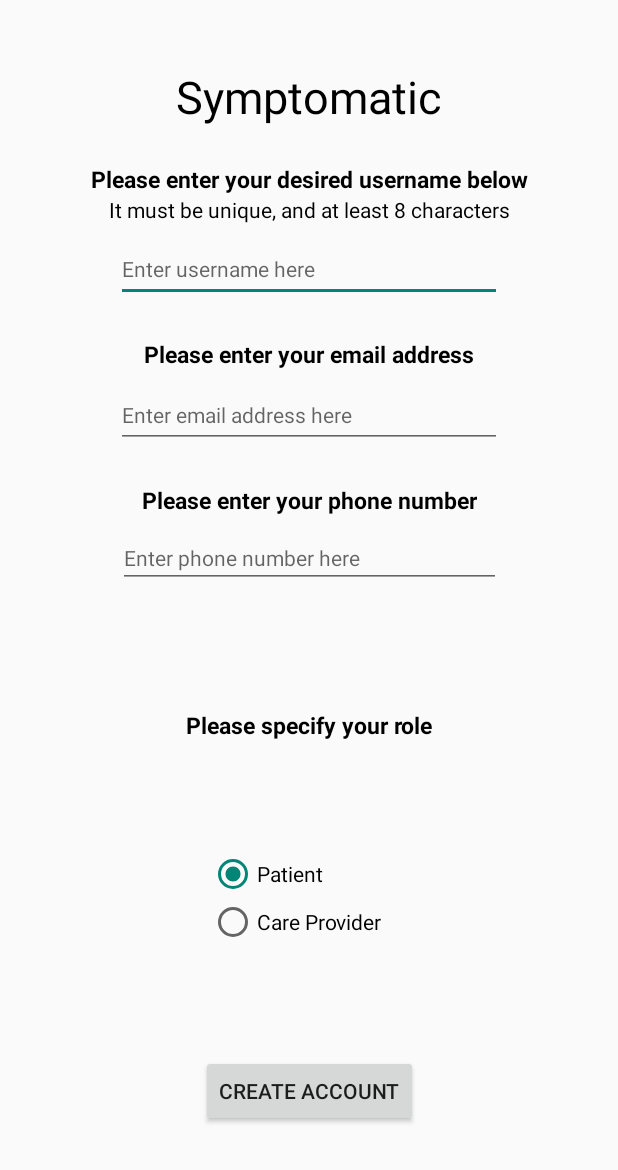
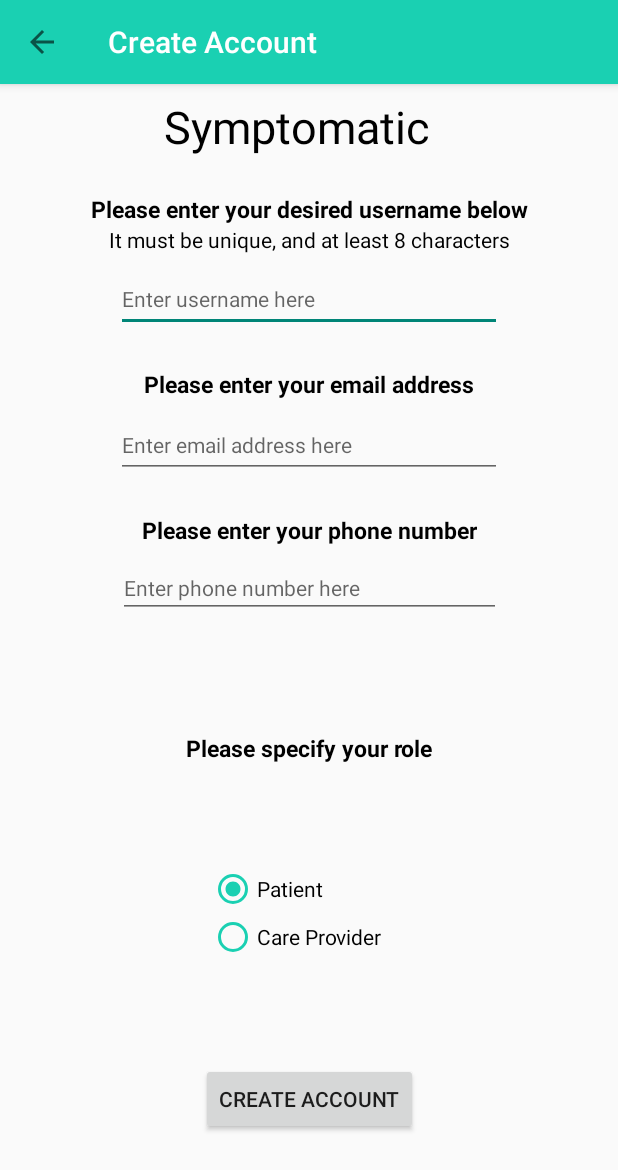
Before and after one commit to CMPUT301F18T23/Symptomatic, an Android app: the createAccount screen opened directly, with no data from a screen before it, on a phone screen of 412 x 824 dp. Shown: the top 1170 px of the screen. Run offline under Robolectric (Android 15) with nearby library versions, the light colour scheme and no system bars.

Commit message:
User can not navigate back to login from create account 	modified:   SymptomaticApp/app/src/main/AndroidManifest.xml 	modified:   SymptomaticApp/app/src/main/java/ca/ualberta/symptomaticapp/createAccount.java 	modified:   SymptomaticApp/app/src/main/res/layout/activity_create_account.xml 	modified:   SymptomaticApp/app/src/main/res/layout/activity_login.xml 	modified:   SymptomaticApp/app/src/main/res/layout/activity_main.xml

```diff
--- a/SymptomaticApp/app/src/main/AndroidManifest.xml
+++ b/SymptomaticApp/app/src/main/AndroidManifest.xml
@@ -35,7 +35,8 @@
         <activity android:name=".Login" />
         <activity
             android:name=".createAccount"
-            android:label="@string/title_activity_create_account" />
+            android:label="@string/title_activity_create_account"
+            android:parentActivityName=".Login"/>
         <activity android:name=".ViewFullProblemActivity" />
         <activity android:name=".EditProblemActivity" />
         <activity android:name=".ViewPatients" />
--- a/SymptomaticApp/app/src/main/java/ca/ualberta/symptomaticapp/createAccount.java
+++ b/SymptomaticApp/app/src/main/java/ca/ualberta/symptomaticapp/createAccount.java
@@ -4,13 +4,17 @@ import android.app.AlertDialog;
 import android.content.Intent;
 import android.os.Bundle;
 import android.app.Activity;
+
+import android.support.v7.app.ActionBar;
+import android.support.v7.app.AppCompatActivity;
+import android.support.v7.widget.Toolbar;
 import android.view.View;
 import android.widget.Button;
 import android.widget.EditText;
 import android.widget.RadioButton;
 import android.widget.Toast;
 
-public class createAccount extends Activity implements View.OnClickListener {
+public class createAccount extends AppCompatActivity implements View.OnClickListener {
 
     EditText username, email, phone;
     Button create_account;
@@ -29,6 +33,17 @@ public class createAccount extends Activity implements View.OnClickListener {
     protected void onCreate(Bundle savedInstanceState) {
         super.onCreate(savedInstanceState);
         setContentView(R.layout.activity_create_account);
+        Toolbar toolbar = findViewById(R.id.createAccount_toolbar);
+        setSupportActionBar(toolbar);
+        getSupportActionBar().setTitle("Create Account");
+
+        // Get a support ActionBar corresponding to this toolbar
+        ActionBar ab = getSupportActionBar();
+
+        // Enable the Up button
+        ab.setDisplayHomeAsUpEnabled(true);
+
+
 
         username = findViewById(R.id.enterUsernameEditText);
         email = findViewById(R.id.enterEmailEditText);
@@ -129,9 +144,6 @@ public class createAccount extends Activity implements View.OnClickListener {
 
 
 
-
-
-
     @Override
     public void onClick(View v){
 
--- a/SymptomaticApp/app/src/main/res/layout/activity_create_account.xml
+++ b/SymptomaticApp/app/src/main/res/layout/activity_create_account.xml
@@ -18,31 +18,46 @@
         tools:layout_editor_absoluteX="15dp"
         tools:layout_editor_absoluteY="1dp">
 
+        <android.support.v7.widget.Toolbar
+            android:id="@+id/createAccount_toolbar"
+            android:layout_width="match_parent"
+            android:layout_height="?attr/actionBarSize"
+            android:background="@color/logoColor"
+            android:elevation="4dp"
+            android:theme="@style/AppTheme"
+            app:popupTheme="@style/ThemeOverlay.AppCompat.Light"
+            app:titleTextColor="@android:color/background_light" />
+
+
         <TextView
             android:id="@+id/SymptomaticTextView"
             android:layout_width="wrap_content"
             android:layout_height="wrap_content"
             android:layout_marginStart="8dp"
             android:layout_marginLeft="8dp"
-            android:layout_marginTop="44dp"
+            android:layout_marginTop="8dp"
             android:layout_marginEnd="8dp"
             android:layout_marginRight="8dp"
+            android:layout_marginBottom="16dp"
             android:text="@string/symptomatic"
             android:textColor="@android:color/black"
             android:textSize="30sp"
+            app:layout_constraintBottom_toTopOf="@+id/enterUsernameTextView"
             app:layout_constraintEnd_toEndOf="parent"
+            app:layout_constraintHorizontal_bias="0.463"
             app:layout_constraintStart_toStartOf="parent"
-            app:layout_constraintTop_toTopOf="parent" />
+            app:layout_constraintTop_toBottomOf="@+id/createAccount_toolbar" />
 
         <TextView
             android:id="@+id/enterUsernameTextView"
             android:layout_width="wrap_content"
             android:layout_height="wrap_content"
-            android:layout_marginTop="24dp"
+            android:layout_marginTop="8dp"
             android:text="@string/enter_username_please"
             android:textColor="@android:color/black"
             android:textSize="15sp"
             android:textStyle="bold"
+            app:layout_constraintBottom_toTopOf="@+id/uniqueUsernameTextView"
             app:layout_constraintEnd_toEndOf="parent"
             app:layout_constraintStart_toStartOf="parent"
             app:layout_constraintTop_toBottomOf="@+id/SymptomaticTextView" />
@@ -199,13 +214,15 @@
                 android:layout_width="102dp"
                 android:layout_height="wrap_content"
                 android:text="@string/patient"
-                android:checked="true"/>
+                android:checked="true"
+                android:buttonTint="@color/logoColor"/>
 
             <RadioButton
                 android:id="@+id/careProviderRadioButton"
                 android:layout_width="133dp"
                 android:layout_height="wrap_content"
-                android:text="@string/care_provider" />
+                android:text="@string/care_provider"
+                android:buttonTint="@color/logoColor"/>
 
         </RadioGroup>
 
--- a/SymptomaticApp/app/src/main/res/layout/activity_login.xml
+++ b/SymptomaticApp/app/src/main/res/layout/activity_login.xml
@@ -105,14 +105,16 @@
             android:layout_height="wrap_content"
             android:checked="true"
             android:clickable="true"
-            android:text="@string/patient" />
+            android:text="@string/patient"
+            android:buttonTint="@color/logoColor"/>
 
         <RadioButton
             android:id="@+id/careproviderLoginButton"
             android:layout_width="133dp"
             android:layout_height="wrap_content"
             android:clickable="true"
-            android:text="@string/care_provider" />
+            android:text="@string/care_provider"
+            android:buttonTint="@color/logoColor"/>
 
     </RadioGroup>
 
--- a/SymptomaticApp/app/src/main/res/layout/activity_main.xml
+++ b/SymptomaticApp/app/src/main/res/layout/activity_main.xml
@@ -23,7 +23,7 @@
         android:layout_height="wrap_content"
         android:layout_marginStart="8dp"
         android:layout_marginLeft="8dp"
-        android:layout_marginTop="8dp"
+        android:layout_marginTop="20dp"
         android:layout_marginEnd="8dp"
         android:layout_marginRight="8dp"
         android:textColor="@android:color/black"
```
